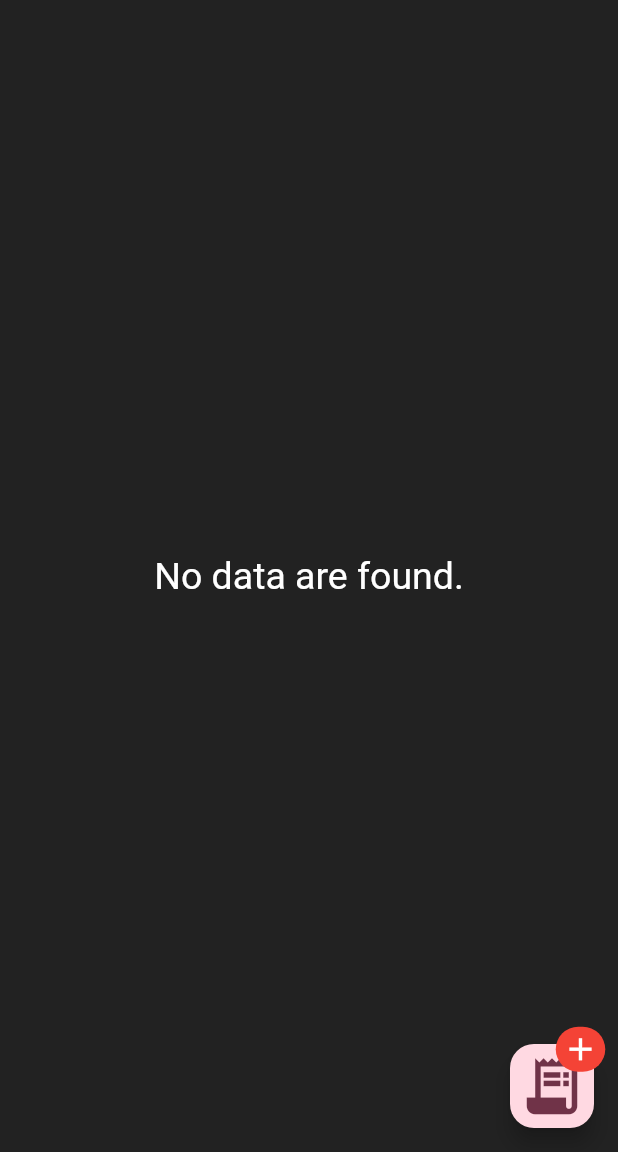
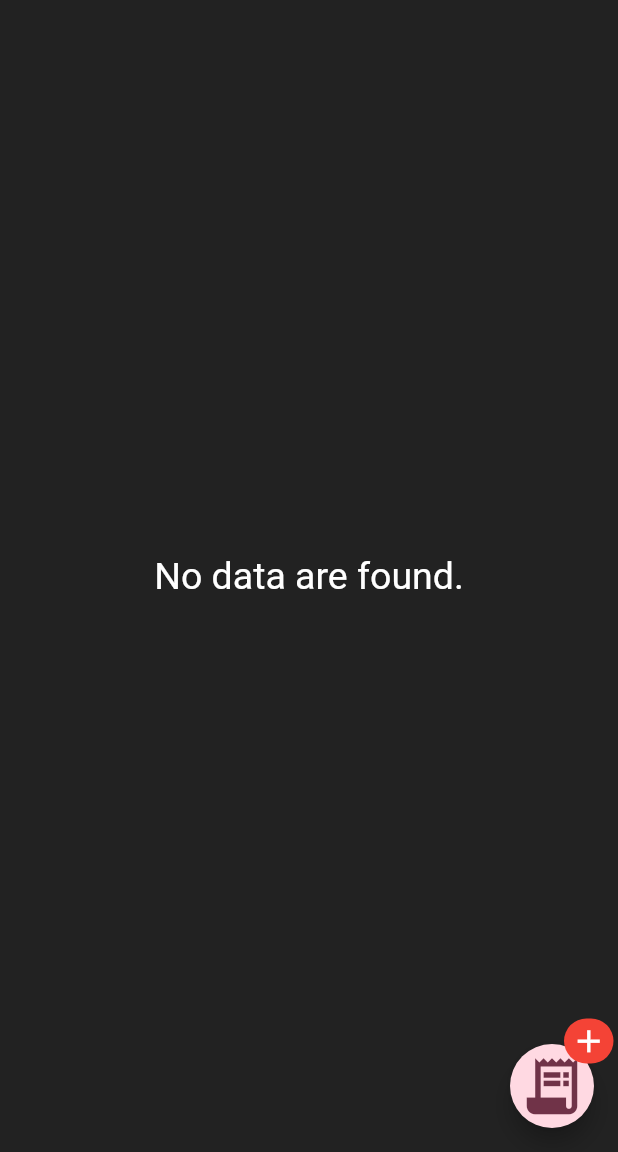
Before and after one commit to myavuzokumus/InvoiX, a Flutter app: the screen it shows after launch, on a phone screen of 412 x 824 dp, the part 84-1236 px from its top. Run offline on Flutter 3.47's test engine with Material 2 defaults, Android fonts, the phone set to English and light mode, and no system bars; drawn by our look-alikes of flutter_expandable_fab, flutter_speed_dial; our stand-ins replace flutter_riverpod, hive, hive_flutter, image_picker; missing offline and left inert: google_mlkit_text_recognition; accounts and stored records are empty.

Commit message:
Some adjustment and clear unused codes.

```diff
--- a/lib/Pages/Main_Page.dart
+++ b/lib/Pages/Main_Page.dart
@@ -1,6 +1,6 @@
 import 'package:fastinvoicereader/Models/invoice_data.dart';
 import 'package:flutter/material.dart';
-import 'package:flutter_expandable_fab/flutter_expandable_fab.dart';
+import 'package:flutter_speed_dial/flutter_speed_dial.dart';
 import 'package:hive/hive.dart';
 import 'package:image_picker/image_picker.dart';
 
@@ -9,15 +9,6 @@ import '/Pages/Captured_Page.dart';
 class CompanyList extends StatefulWidget {
   const CompanyList({super.key, required this.title});
 
-  // This widget is the home page of your application. It is stateful, meaning
-  // that it has a State object (defined below) that contains fields that affect
-  // how it looks.
-
-  // This class is the configuration for the state. It holds the values (in this
-  // case the title) provided by the parent (in this case the App widget) and
-  // used by the build method of the State. Fields in a Widget subclass are
-  // always marked "final".
-
   final String title;
 
   @override
@@ -25,6 +16,8 @@ class CompanyList extends StatefulWidget {
 }
 
 class _CompanyListState extends State<CompanyList> {
+
+  List icons = [Icons.camera, Icons.image];
 
   @override
   Widget build(BuildContext context) {
@@ -52,40 +45,35 @@ class _CompanyListState extends State<CompanyList> {
       ),
       body: _ListViewer(),
 
-      floatingActionButtonLocation: ExpandableFab.location,
-      floatingActionButton: ExpandableFab(
-        key: _key,
-        type: ExpandableFabType.up,
-        distance: 75,
-        fanAngle: 0,
-        openButtonBuilder: RotateFloatingActionButtonBuilder(
-          child: Badge(
+      floatingActionButton: Badge(
+        child: SpeedDial(
+            spaceBetweenChildren: 15,
+            spacing: 15,
+            overlayColor: Colors.black,
+            overlayOpacity: 0.3,
             child: const Icon(Icons.receipt_long, size: 45),
+            activeIcon: Icons.close,
+            children: [
+              for (int i = 0; i < icons.length; ++i)
+                SpeedDialChild(
+                  onTap: () {
+                    switch(i) {
+                      case 0:getImage(ImageSource.camera);break;
+                      case 1:getImage(ImageSource.gallery);break;
+                    }
+                  },
+                  child: Icon(
+                      icons[i],
+                      size: 45
+                  ),
+                ),
+          ],
+        ),
         label: Icon(Icons.add, color: Colors.white, size: 25),
         largeSize: 30,
         backgroundColor: Colors.red,
         offset: Offset(10, -10),
         ),
-          fabSize: ExpandableFabSize.regular,
-          heroTag: null,
-        ),
-        overlayStyle: ExpandableFabOverlayStyle(
-          // color: Colors.black.withOpacity(0.5),
-          blur: 5,
-        ),
-        children: [
-          FloatingActionButton(
-            heroTag: null,
-            child: const Icon(Icons.camera, size: 45),
-            onPressed: () {getImage(ImageSource.camera);},
-          ),
-          FloatingActionButton(
-            heroTag: null,
-            child: const Icon(Icons.image, size: 45),
-            onPressed: () {getImage(ImageSource.gallery);},
-          ),
-        ],
-      ), // This trailing comma makes auto-formatting nicer for build methods.
     );
   }
 
@@ -113,6 +101,7 @@ class _CompanyListState extends State<CompanyList> {
         crossAxisSpacing: 15,
         childAspectRatio: 0.60,
       ),
+        itemCount: InvoiceDataBox.values.length,
       itemBuilder: (BuildContext context, int index) {
         final invoice = InvoiceDataBox.getAt(index) as InvoiceData;
         print(invoice);
@@ -147,33 +136,12 @@ class _CompanyListState extends State<CompanyList> {
     );
   }
 
+  getImage(source) async {
 
-  final _key = GlobalKey<ExpandableFabState>();
-
-
-  bool textScanning = false;
-
-  XFile? imageFile;
-
-  String scannedText = "";
-
-  getImage(source) async {
-    try
-    {
     final pickedImage = await ImagePicker().pickImage(source: source);
     if (pickedImage != null)
       Navigator.push(context, MaterialPageRoute(builder: (context) => InvoiceCaptureScreen(imageFile: pickedImage)));
 
   }
-    catch (e)
-    {
-      setState(() {
-        textScanning = false;
-        imageFile = null;
-        scannedText = "Error occured while scanning";
-      });
-    }
-  }
-
 
 }
--- a/pubspec.yaml
+++ b/pubspec.yaml
@@ -39,13 +39,13 @@ dependencies:
   path_provider: ^2.1.0
   path: ^1.8.3
   image_picker: ^1.0.2
-  flutter_expandable_fab: ^2.0.0
   intl: ^0.18.1
   flutter_riverpod: ^2.3.7
   uuid: ^3.0.7
   hive: ^2.2.3
   hive_flutter: ^1.1.0
   google_mlkit_text_recognition: ^0.10.0
+  flutter_speed_dial: ^7.0.0
 
 dev_dependencies:
   flutter_test:
```
Also changed, not shown: lib/Pages/Captured_Page.dart (+19 -31 lines), pubspec.lock. Lines whose indentation alone changed are shown as unchanged.
